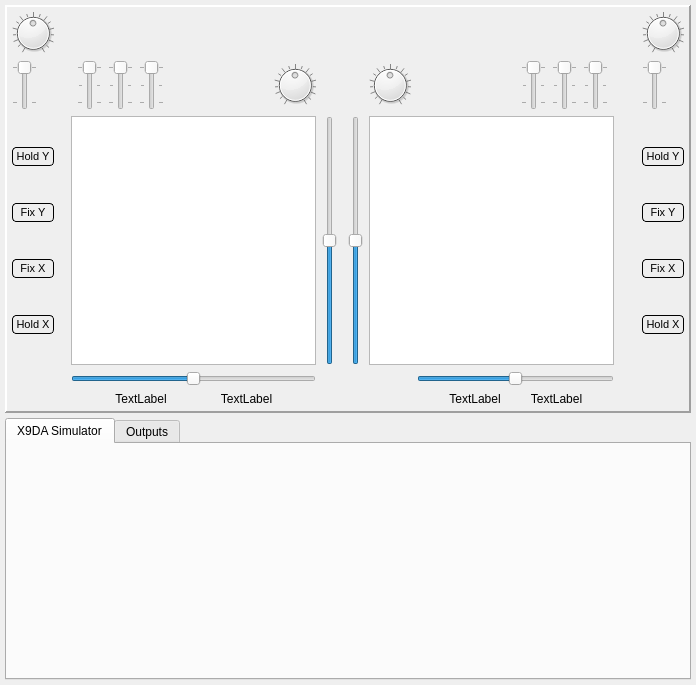
Above: src/xsimulatordialog.ui from roberto1903/companion9x before the change. Below: the same form after it.
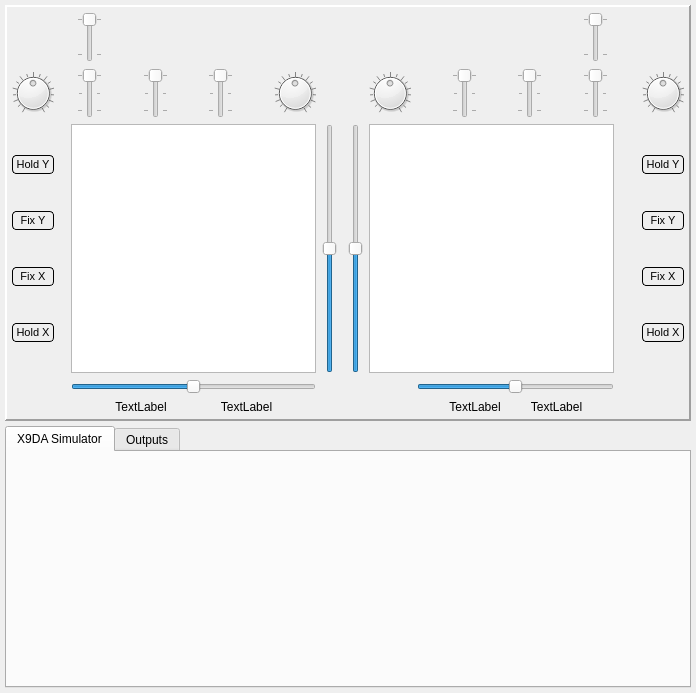
That is the form after the change. Icons and pictures are not drawn. Custom widgets are drawn as their Qt base class.

Commit message: Better layout for taranins simulator

```diff
--- a/src/xsimulatordialog.ui
+++ b/src/xsimulatordialog.ui
@@ -7,7 +7,7 @@
     <x>0</x>
     <y>0</y>
     <width>696</width>
-    <height>685</height>
+    <height>693</height>
    </rect>
   </property>
   <property name="sizePolicy">
@@ -72,8 +72,601 @@
       <property name="spacing">
        <number>6</number>
       </property>
+      <item row="0" column="1">
+       <layout class="QGridLayout" name="gridLayout_2" columnstretch="0,0,0,0,0,0,0,0,0,0,0">
+        <item row="0" column="7">
+         <widget class="QSlider" name="switchH">
+          <property name="sizePolicy">
+           <sizepolicy hsizetype="Fixed" vsizetype="Fixed">
+            <horstretch>0</horstretch>
+            <verstretch>0</verstretch>
+           </sizepolicy>
+          </property>
+          <property name="maximumSize">
+           <size>
+            <width>16777215</width>
+            <height>50</height>
+           </size>
+          </property>
+          <property name="toolTip">
+           <string>SH</string>
+          </property>
+          <property name="styleSheet">
+           <string notr="true"/>
+          </property>
+          <property name="maximum">
+           <number>1</number>
+          </property>
+          <property name="value">
+           <number>0</number>
+          </property>
+          <property name="orientation">
+           <enum>Qt::Vertical</enum>
+          </property>
+          <property name="invertedAppearance">
+           <bool>true</bool>
+          </property>
+          <property name="tickPosition">
+           <enum>QSlider::TicksBothSides</enum>
+          </property>
+          <property name="tickInterval">
+           <number>1</number>
+          </property>
+         </widget>
+        </item>
+        <item row="2" column="4">
+         <spacer name="horizontalSpacer_13">
+          <property name="orientation">
+           <enum>Qt::Horizontal</enum>
+          </property>
+          <property name="sizeHint" stdset="0">
+           <size>
+            <width>40</width>
+            <height>20</height>
+           </size>
+          </property>
+         </spacer>
+        </item>
+        <item row="3" column="1" colspan="8">
+         <widget class="QGraphicsView" name="rightStick">
+          <property name="sizePolicy">
+           <sizepolicy hsizetype="Minimum" vsizetype="Minimum">
+            <horstretch>0</horstretch>
+            <verstretch>0</verstretch>
+           </sizepolicy>
+          </property>
+          <property name="minimumSize">
+           <size>
+            <width>245</width>
+            <height>245</height>
+           </size>
+          </property>
+          <property name="verticalScrollBarPolicy">
+           <enum>Qt::ScrollBarAlwaysOff</enum>
+          </property>
+          <property name="horizontalScrollBarPolicy">
+           <enum>Qt::ScrollBarAlwaysOff</enum>
+          </property>
+         </widget>
+        </item>
+        <item row="3" column="10">
+         <layout class="QVBoxLayout" name="verticalLayout_2">
+          <item>
+           <widget class="QPushButton" name="holdRightY">
+            <property name="font">
+             <font>
+              <pointsize>8</pointsize>
+             </font>
+            </property>
+            <property name="styleSheet">
+             <string notr="true">QPushButton {
+     background-color: #EEEEEE;
+     border-style: outset;
+     border-width: 1px;
+     border-radius: 4px;
+     border-color: black;
+     padding: 2px;
+ } 
+
+QPushButton:checked {
+     background-color: #4CC417;
+     border-style: inset;
+ }</string>
+            </property>
+            <property name="text">
+             <string>Hold Y</string>
+            </property>
+            <property name="checkable">
+             <bool>true</bool>
+            </property>
+           </widget>
+          </item>
+          <item>
+           <widget class="QPushButton" name="FixRightY">
+            <property name="font">
+             <font>
+              <pointsize>8</pointsize>
+             </font>
+            </property>
+            <property name="styleSheet">
+             <string notr="true">QPushButton {
+     background-color: #EEEEEE;
+     border-style: outset;
+     border-width: 1px;
+     border-radius: 4px;
+     border-color: black;
+     padding: 2px;
+ } 
+
+QPushButton:checked {
+     background-color: #4CC417;
+     border-style: inset;
+ }</string>
+            </property>
+            <property name="text">
+             <string>Fix Y</string>
+            </property>
+            <property name="checkable">
+             <bool>true</bool>
+            </property>
+           </widget>
+          </item>
+          <item>
+           <widget class="QPushButton" name="FixRightX">
+            <property name="font">
+             <font>
+              <pointsize>8</pointsize>
+             </font>
+            </property>
+            <property name="styleSheet">
+             <string notr="true">QPushButton {
+     background-color: #EEEEEE;
+     border-style: outset;
+     border-width: 1px;
+     border-radius: 4px;
+     border-color: black;
+     padding: 2px;
+ } 
+
+QPushButton:checked {
+     background-color: #4CC417;
+     border-style: inset;
+ }</string>
+            </property>
+            <property name="text">
+             <string>Fix X</string>
+            </property>
+            <property name="checkable">
+             <bool>true</bool>
+            </property>
+           </widget>
+          </item>
+          <item>
+           <widget class="QPushButton" name="holdRightX">
+            <property name="font">
+             <font>
+              <pointsize>8</pointsize>
+             </font>
+            </property>
+            <property name="styleSheet">
+             <string notr="true">QPushButton {
+     background-color: #EEEEEE;
+     border-style: outset;
+     border-width: 1px;
+     border-radius: 4px;
+     border-color: black;
+     padding: 2px;
+ } 
+
+QPushButton:checked {
+     background-color: #4CC417;
+     border-style: inset;
+ }</string>
+            </property>
+            <property name="text">
+             <string>Hold X</string>
+            </property>
+            <property name="checkable">
+             <bool>true</bool>
+            </property>
+           </widget>
+          </item>
+         </layout>
+        </item>
+        <item row="2" column="2">
+         <spacer name="horizontalSpacer_8">
+          <property name="orientation">
+           <enum>Qt::Horizontal</enum>
+          </property>
+          <property name="sizeHint" stdset="0">
+           <size>
+            <width>40</width>
+            <height>20</height>
+           </size>
+          </property>
+         </spacer>
+        </item>
+        <item row="2" column="5">
+         <widget class="QSlider" name="switchD">
+          <property name="sizePolicy">
+           <sizepolicy hsizetype="Fixed" vsizetype="Fixed">
+            <horstretch>0</horstretch>
+            <verstretch>0</verstretch>
+           </sizepolicy>
+          </property>
+          <property name="maximumSize">
+           <size>
+            <width>16777215</width>
+            <height>50</height>
+           </size>
+          </property>
+          <property name="toolTip">
+           <string>SD</string>
+          </property>
+          <property name="maximum">
+           <number>2</number>
+          </property>
+          <property name="value">
+           <number>0</number>
+          </property>
+          <property name="orientation">
+           <enum>Qt::Vertical</enum>
+          </property>
+          <property name="invertedAppearance">
+           <bool>true</bool>
+          </property>
+          <property name="tickPosition">
+           <enum>QSlider::TicksBothSides</enum>
+          </property>
+          <property name="tickInterval">
+           <number>1</number>
+          </property>
+         </widget>
+        </item>
+        <item row="4" column="2" colspan="7">
+         <widget class="mySlider" name="trimHRight">
+          <property name="toolTip">
+           <string>Right Double Click to Reset</string>
+          </property>
+          <property name="minimum">
+           <number>-125</number>
+          </property>
+          <property name="maximum">
+           <number>125</number>
+          </property>
+          <property name="orientation">
+           <enum>Qt::Horizontal</enum>
+          </property>
+         </widget>
+        </item>
+        <item row="2" column="3">
+         <widget class="QSlider" name="switchC">
+          <property name="sizePolicy">
+           <sizepolicy hsizetype="Fixed" vsizetype="Fixed">
+            <horstretch>0</horstretch>
+            <verstretch>0</verstretch>
+           </sizepolicy>
+          </property>
+          <property name="maximumSize">
+           <size>
+            <width>16777215</width>
+            <height>50</height>
+           </size>
+          </property>
+          <property name="toolTip">
+           <string>SC</string>
+          </property>
+          <property name="maximum">
+           <number>2</number>
+          </property>
+          <property name="value">
+           <number>0</number>
+          </property>
+          <property name="orientation">
+           <enum>Qt::Vertical</enum>
+          </property>
+          <property name="invertedAppearance">
+           <bool>true</bool>
+          </property>
+          <property name="tickPosition">
+           <enum>QSlider::TicksBothSides</enum>
+          </property>
+          <property name="tickInterval">
+           <number>1</number>
+          </property>
+         </widget>
+        </item>
+        <item row="2" column="7">
+         <widget class="QSlider" name="switchG">
+          <property name="sizePolicy">
+           <sizepolicy hsizetype="Fixed" vsizetype="Fixed">
+            <horstretch>0</horstretch>
+            <verstretch>0</verstretch>
+           </sizepolicy>
+          </property>
+          <property name="maximumSize">
+           <size>
+            <width>16777215</width>
+            <height>50</height>
+           </size>
+          </property>
+          <property name="toolTip">
+           <string>SG</string>
+          </property>
+          <property name="maximum">
+           <number>2</number>
+          </property>
+          <property name="value">
+           <number>0</number>
+          </property>
+          <property name="orientation">
+           <enum>Qt::Vertical</enum>
+          </property>
+          <property name="invertedAppearance">
+           <bool>true</bool>
+          </property>
+          <property name="invertedControls">
+           <bool>false</bool>
+          </property>
+          <property name="tickPosition">
+           <enum>QSlider::TicksBothSides</enum>
+          </property>
+          <property name="tickInterval">
+           <number>1</number>
+          </property>
+         </widget>
+        </item>
+        <item row="5" column="2" colspan="7">
+         <layout class="QHBoxLayout" name="horizontalLayout_7">
+          <property name="leftMargin">
+           <number>20</number>
+          </property>
+          <property name="rightMargin">
+           <number>20</number>
+          </property>
+          <item>
+           <widget class="QLabel" name="rightXPerc">
+            <property name="text">
+             <string>TextLabel</string>
+            </property>
+            <property name="alignment">
+             <set>Qt::AlignCenter</set>
+            </property>
+           </widget>
+          </item>
+          <item>
+           <widget class="QLabel" name="rightYPerc">
+            <property name="text">
+             <string>TextLabel</string>
+            </property>
+            <property name="alignment">
+             <set>Qt::AlignCenter</set>
+            </property>
+           </widget>
+          </item>
+         </layout>
+        </item>
+        <item row="3" column="0">
+         <layout class="QHBoxLayout" name="horizontalLayout_5">
+          <item>
+           <spacer name="horizontalSpacer_6">
+            <property name="orientation">
+             <enum>Qt::Horizontal</enum>
+            </property>
+            <property name="sizeHint" stdset="0">
+             <size>
+              <width>10</width>
+              <height>20</height>
+             </size>
+            </property>
+           </spacer>
+          </item>
+          <item>
+           <widget class="mySlider" name="trimVRight">
+            <property name="toolTip">
+             <string>Right Double Click to Reset</string>
+            </property>
+            <property name="minimum">
+             <number>-125</number>
+            </property>
+            <property name="maximum">
+             <number>125</number>
+            </property>
+            <property name="orientation">
+             <enum>Qt::Vertical</enum>
+            </property>
+           </widget>
+          </item>
+         </layout>
+        </item>
+        <item row="2" column="1">
+         <widget class="QDial" name="dialP_2">
+          <property name="sizePolicy">
+           <sizepolicy hsizetype="MinimumExpanding" vsizetype="MinimumExpanding">
+            <horstretch>0</horstretch>
+            <verstretch>0</verstretch>
+           </sizepolicy>
+          </property>
+          <property name="maximumSize">
+           <size>
+            <width>42</width>
+            <height>42</height>
+           </size>
+          </property>
+          <property name="toolTip">
+           <string>S2</string>
+          </property>
+          <property name="minimum">
+           <number>-1024</number>
+          </property>
+          <property name="maximum">
+           <number>1024</number>
+          </property>
+          <property name="pageStep">
+           <number>128</number>
+          </property>
+          <property name="notchTarget">
+           <double>64.000000000000000</double>
+          </property>
+          <property name="notchesVisible">
+           <bool>true</bool>
+          </property>
+         </widget>
+        </item>
+        <item row="3" column="9">
+         <spacer name="horizontalSpacer_9">
+          <property name="orientation">
+           <enum>Qt::Horizontal</enum>
+          </property>
+          <property name="sizeHint" stdset="0">
+           <size>
+            <width>40</width>
+            <height>20</height>
+           </size>
+          </property>
+         </spacer>
+        </item>
+        <item row="2" column="10">
+         <widget class="QDial" name="dialP_4">
+          <property name="sizePolicy">
+           <sizepolicy hsizetype="MinimumExpanding" vsizetype="MinimumExpanding">
+            <horstretch>0</horstretch>
+            <verstretch>0</verstretch>
+           </sizepolicy>
+          </property>
+          <property name="maximumSize">
+           <size>
+            <width>42</width>
+            <height>42</height>
+           </size>
+          </property>
+          <property name="toolTip">
+           <string>SR</string>
+          </property>
+          <property name="minimum">
+           <number>-1024</number>
+          </property>
+          <property name="maximum">
+           <number>1024</number>
+          </property>
+          <property name="pageStep">
+           <number>128</number>
+          </property>
+          <property name="notchTarget">
+           <double>64.000000000000000</double>
+          </property>
+          <property name="notchesVisible">
+           <bool>true</bool>
+          </property>
+         </widget>
+        </item>
+        <item row="2" column="6">
+         <spacer name="horizontalSpacer_14">
+          <property name="orientation">
+           <enum>Qt::Horizontal</enum>
+          </property>
+          <property name="sizeHint" stdset="0">
+           <size>
+            <width>40</width>
+            <height>20</height>
+           </size>
+          </property>
+         </spacer>
+        </item>
+       </layout>
+      </item>
       <item row="0" column="0">
-       <layout class="QGridLayout" name="gridLayout" columnstretch="0,0,0,0,0,0,0,0,0">
+       <layout class="QGridLayout" name="gridLayout" columnstretch="0,0,0,0,0,0,0,0,0,0,0">
+        <item row="0" column="3">
+         <widget class="QSlider" name="switchF">
+          <property name="sizePolicy">
+           <sizepolicy hsizetype="Fixed" vsizetype="Fixed">
+            <horstretch>0</horstretch>
+            <verstretch>0</verstretch>
+           </sizepolicy>
+          </property>
+          <property name="maximumSize">
+           <size>
+            <width>16777215</width>
+            <height>50</height>
+           </size>
+          </property>
+          <property name="toolTip">
+           <string>SF</string>
+          </property>
+          <property name="statusTip">
+           <string>SF</string>
+          </property>
+          <property name="maximum">
+           <number>1</number>
+          </property>
+          <property name="value">
+           <number>0</number>
+          </property>
+          <property name="sliderPosition">
+           <number>0</number>
+          </property>
+          <property name="orientation">
+           <enum>Qt::Vertical</enum>
+          </property>
+          <property name="invertedAppearance">
+           <bool>true</bool>
+          </property>
+          <property name="tickPosition">
+           <enum>QSlider::TicksBothSides</enum>
+          </property>
+          <property name="tickInterval">
+           <number>1</number>
+          </property>
+         </widget>
+        </item>
+        <item row="1" column="4">
+         <spacer name="horizontalSpacer_11">
+          <property name="orientation">
+           <enum>Qt::Horizontal</enum>
+          </property>
+          <property name="sizeHint" stdset="0">
+           <size>
+            <width>40</width>
+            <height>20</height>
+           </size>
+          </property>
+         </spacer>
+        </item>
+        <item row="1" column="0">
+         <widget class="QDial" name="dialP_3">
+          <property name="sizePolicy">
+           <sizepolicy hsizetype="MinimumExpanding" vsizetype="MinimumExpanding">
+            <horstretch>0</horstretch>
+            <verstretch>0</verstretch>
+           </sizepolicy>
+          </property>
+          <property name="maximumSize">
+           <size>
+            <width>42</width>
+            <height>42</height>
+           </size>
+          </property>
+          <property name="toolTip">
+           <string>SL</string>
+          </property>
+          <property name="minimum">
+           <number>-1024</number>
+          </property>
+          <property name="maximum">
+           <number>1024</number>
+          </property>
+          <property name="pageStep">
+           <number>128</number>
+          </property>
+          <property name="notchTarget">
+           <double>64.000000000000000</double>
+          </property>
+          <property name="notchesVisible">
+           <bool>true</bool>
+          </property>
+         </widget>
+        </item>
         <item row="2" column="0">
          <layout class="QVBoxLayout" name="verticalLayout">
           <item>
@@ -198,7 +791,7 @@
           </item>
          </layout>
         </item>
-        <item row="1" column="6">
+        <item row="1" column="8">
          <spacer name="horizontalSpacer_7">
           <property name="orientation">
            <enum>Qt::Horizontal</enum>
@@ -211,7 +804,7 @@
           </property>
          </spacer>
         </item>
-        <item row="1" column="7">
+        <item row="1" column="9">
          <widget class="QDial" name="dialP_1">
           <property name="sizePolicy">
            <sizepolicy hsizetype="MinimumExpanding" vsizetype="MinimumExpanding">
@@ -245,7 +838,7 @@
           </property>
          </widget>
         </item>
-        <item row="8" column="2" colspan="6">
+        <item row="8" column="2" colspan="8">
          <layout class="QHBoxLayout" name="horizontalLayout_6">
           <property name="leftMargin">
            <number>20</number>
@@ -275,7 +868,7 @@
           </item>
          </layout>
         </item>
-        <item row="1" column="5">
+        <item row="1" column="7">
          <widget class="QSlider" name="switchB">
           <property name="sizePolicy">
            <sizepolicy hsizetype="Fixed" vsizetype="Fixed">
@@ -312,7 +905,7 @@
           </property>
          </widget>
         </item>
-        <item row="2" column="2" colspan="6">
+        <item row="2" column="2" colspan="8">
          <widget class="QGraphicsView" name="leftStick">
           <property name="minimumSize">
            <size>
@@ -365,7 +958,7 @@
           </property>
          </widget>
         </item>
-        <item row="1" column="4">
+        <item row="1" column="5">
          <widget class="QSlider" name="switchA">
           <property name="sizePolicy">
            <sizepolicy hsizetype="Fixed" vsizetype="Fixed">
@@ -402,7 +995,7 @@
           </property>
          </widget>
         </item>
-        <item row="3" column="2" colspan="6">
+        <item row="3" column="2" colspan="8">
          <widget class="mySlider" name="trimHLeft">
           <property name="toolTip">
            <string>Right Double Click to Reset</string>
@@ -418,84 +1011,7 @@
           </property>
          </widget>
         </item>
-        <item row="1" column="0">
-         <widget class="QSlider" name="switchF">
-          <property name="sizePolicy">
-           <sizepolicy hsizetype="Fixed" vsizetype="Fixed">
-            <horstretch>0</horstretch>
-            <verstretch>0</verstretch>
-           </sizepolicy>
-          </property>
-          <property name="maximumSize">
-           <size>
-            <width>16777215</width>
-            <height>50</height>
-           </size>
-          </property>
-          <property name="toolTip">
-           <string>SF</string>
-          </property>
-          <property name="statusTip">
-           <string>SF</string>
-          </property>
-          <property name="maximum">
-           <number>1</number>
-          </property>
-          <property name="value">
-           <number>0</number>
-          </property>
-          <property name="sliderPosition">
-           <number>0</number>
-          </property>
-          <property name="orientation">
-           <enum>Qt::Vertical</enum>
-          </property>
-          <property name="invertedAppearance">
-           <bool>true</bool>
-          </property>
-          <property name="tickPosition">
-           <enum>QSlider::TicksBothSides</enum>
-          </property>
-          <property name="tickInterval">
-           <number>1</number>
-          </property>
-         </widget>
-        </item>
-        <item row="0" column="0">
-         <widget class="QDial" name="dialP_3">
-          <property name="sizePolicy">
-           <sizepolicy hsizetype="MinimumExpanding" vsizetype="MinimumExpanding">
-            <horstretch>0</horstretch>
-            <verstretch>0</verstretch>
-           </sizepolicy>
-          </property>
-          <property name="maximumSize">
-           <size>
-            <width>42</width>
-            <height>42</height>
-           </size>
-          </property>
-          <property name="toolTip">
-           <string>SL</string>
-          </property>
-          <property name="minimum">
-           <number>-1024</number>
-          </property>
-          <property name="maximum">
-           <number>1024</number>
-          </property>
-          <property name="pageStep">
-           <number>128</number>
-          </property>
-          <property name="notchTarget">
-           <double>64.000000000000000</double>
-          </property>
-          <property name="notchesVisible">
-           <bool>true</bool>
-          </property>
-         </widget>
-        </item>
-        <item row="2" column="8">
+        <item row="2" column="10">
          <layout class="QHBoxLayout" name="horizontalLayout_2">
           <item>
            <widget class="mySlider" name="trimVLeft">
@@ -550,472 +1066,8 @@
           </property>
          </spacer>
         </item>
-       </layout>
-      </item>
-      <item row="0" column="1">
-       <layout class="QGridLayout" name="gridLayout_2" columnstretch="0,0,0,0,0,0,0,0,0">
-        <item row="2" column="1" colspan="6">
-         <widget class="QGraphicsView" name="rightStick">
-          <property name="sizePolicy">
-           <sizepolicy hsizetype="Minimum" vsizetype="Minimum">
-            <horstretch>0</horstretch>
-            <verstretch>0</verstretch>
-           </sizepolicy>
-          </property>
-          <property name="minimumSize">
-           <size>
-            <width>245</width>
-            <height>245</height>
-           </size>
-          </property>
-          <property name="verticalScrollBarPolicy">
-           <enum>Qt::ScrollBarAlwaysOff</enum>
-          </property>
-          <property name="horizontalScrollBarPolicy">
-           <enum>Qt::ScrollBarAlwaysOff</enum>
-          </property>
-         </widget>
-        </item>
-        <item row="2" column="8">
-         <layout class="QVBoxLayout" name="verticalLayout_2">
-          <item>
-           <widget class="QPushButton" name="holdRightY">
-            <property name="font">
-             <font>
-              <pointsize>8</pointsize>
-             </font>
-            </property>
-            <property name="styleSheet">
-             <string notr="true">QPushButton {
-     background-color: #EEEEEE;
-     border-style: outset;
-     border-width: 1px;
-     border-radius: 4px;
-     border-color: black;
-     padding: 2px;
- } 
-
-QPushButton:checked {
-     background-color: #4CC417;
-     border-style: inset;
- }</string>
-            </property>
-            <property name="text">
-             <string>Hold Y</string>
-            </property>
-            <property name="checkable">
-             <bool>true</bool>
-            </property>
-           </widget>
-          </item>
-          <item>
-           <widget class="QPushButton" name="FixRightY">
-            <property name="font">
-             <font>
-              <pointsize>8</pointsize>
-             </font>
-            </property>
-            <property name="styleSheet">
-             <string notr="true">QPushButton {
-     background-color: #EEEEEE;
-     border-style: outset;
-     border-width: 1px;
-     border-radius: 4px;
-     border-color: black;
-     padding: 2px;
- } 
-
-QPushButton:checked {
-     background-color: #4CC417;
-     border-style: inset;
- }</string>
-            </property>
-            <property name="text">
-             <string>Fix Y</string>
-            </property>
-            <property name="checkable">
-             <bool>true</bool>
-            </property>
-           </widget>
-          </item>
-          <item>
-           <widget class="QPushButton" name="FixRightX">
-            <property name="font">
-             <font>
-              <pointsize>8</pointsize>
-             </font>
-            </property>
-            <property name="styleSheet">
-             <string notr="true">QPushButton {
-     background-color: #EEEEEE;
-     border-style: outset;
-     border-width: 1px;
-     border-radius: 4px;
-     border-color: black;
-     padding: 2px;
- } 
-
-QPushButton:checked {
-     background-color: #4CC417;
-     border-style: inset;
- }</string>
-            </property>
-            <property name="text">
-             <string>Fix X</string>
-            </property>
-            <property name="checkable">
-             <bool>true</bool>
-            </property>
-           </widget>
-          </item>
-          <item>
-           <widget class="QPushButton" name="holdRightX">
-            <property name="font">
-             <font>
-              <pointsize>8</pointsize>
-             </font>
-            </property>
-            <property name="styleSheet">
-             <string notr="true">QPushButton {
-     background-color: #EEEEEE;
-     border-style: outset;
-     border-width: 1px;
-     border-radius: 4px;
-     border-color: black;
-     padding: 2px;
- } 
-
-QPushButton:checked {
-     background-color: #4CC417;
-     border-style: inset;
- }</string>
-            </property>
-            <property name="text">
-             <string>Hold X</string>
-            </property>
-            <property name="checkable">
-             <bool>true</bool>
-            </property>
-           </widget>
-          </item>
-         </layout>
-        </item>
-        <item row="1" column="2">
-         <spacer name="horizontalSpacer_8">
-          <property name="orientation">
-           <enum>Qt::Horizontal</enum>
-          </property>
-          <property name="sizeHint" stdset="0">
-           <size>
-            <width>40</width>
-            <height>20</height>
-           </size>
-          </property>
-         </spacer>
-        </item>
-        <item row="1" column="4">
-         <widget class="QSlider" name="switchD">
-          <property name="sizePolicy">
-           <sizepolicy hsizetype="Fixed" vsizetype="Fixed">
-            <horstretch>0</horstretch>
-            <verstretch>0</verstretch>
-           </sizepolicy>
-          </property>
-          <property name="maximumSize">
-           <size>
-            <width>16777215</width>
-            <height>50</height>
-           </size>
-          </property>
-          <property name="toolTip">
-           <string>SD</string>
-          </property>
-          <property name="maximum">
-           <number>2</number>
-          </property>
-          <property name="value">
-           <number>0</number>
-          </property>
-          <property name="orientation">
-           <enum>Qt::Vertical</enum>
-          </property>
-          <property name="invertedAppearance">
-           <bool>true</bool>
-          </property>
-          <property name="tickPosition">
-           <enum>QSlider::TicksBothSides</enum>
-          </property>
-          <property name="tickInterval">
-           <number>1</number>
-          </property>
-         </widget>
-        </item>
-        <item row="3" column="2" colspan="5">
-         <widget class="mySlider" name="trimHRight">
-          <property name="toolTip">
-           <string>Right Double Click to Reset</string>
-          </property>
-          <property name="minimum">
-           <number>-125</number>
-          </property>
-          <property name="maximum">
-           <number>125</number>
-          </property>
-          <property name="orientation">
-           <enum>Qt::Horizontal</enum>
-          </property>
-         </widget>
-        </item>
-        <item row="1" column="3">
-         <widget class="QSlider" name="switchC">
-          <property name="sizePolicy">
-           <sizepolicy hsizetype="Fixed" vsizetype="Fixed">
-            <horstretch>0</horstretch>
-            <verstretch>0</verstretch>
-           </sizepolicy>
-          </property>
-          <property name="maximumSize">
-           <size>
-            <width>16777215</width>
-            <height>50</height>
-           </size>
-          </property>
-          <property name="toolTip">
-           <string>SC</string>
-          </property>
-          <property name="maximum">
-           <number>2</number>
-          </property>
-          <property name="value">
-           <number>0</number>
-          </property>
-          <property name="orientation">
-           <enum>Qt::Vertical</enum>
-          </property>
-          <property name="invertedAppearance">
-           <bool>true</bool>
-          </property>
-          <property name="tickPosition">
-           <enum>QSlider::TicksBothSides</enum>
-          </property>
-          <property name="tickInterval">
-           <number>1</number>
-          </property>
-         </widget>
-        </item>
-        <item row="1" column="5">
-         <widget class="QSlider" name="switchG">
-          <property name="sizePolicy">
-           <sizepolicy hsizetype="Fixed" vsizetype="Fixed">
-            <horstretch>0</horstretch>
-            <verstretch>0</verstretch>
-           </sizepolicy>
-          </property>
-          <property name="maximumSize">
-           <size>
-            <width>16777215</width>
-            <height>50</height>
-           </size>
-          </property>
-          <property name="toolTip">
-           <string>SG</string>
-          </property>
-          <property name="maximum">
-           <number>2</number>
-          </property>
-          <property name="value">
-           <number>0</number>
-          </property>
-          <property name="orientation">
-           <enum>Qt::Vertical</enum>
-          </property>
-          <property name="invertedAppearance">
-           <bool>true</bool>
-          </property>
-          <property name="invertedControls">
-           <bool>false</bool>
-          </property>
-          <property name="tickPosition">
-           <enum>QSlider::TicksBothSides</enum>
-          </property>
-          <property name="tickInterval">
-           <number>1</number>
-          </property>
-         </widget>
-        </item>
-        <item row="4" column="2" colspan="5">
-         <layout class="QHBoxLayout" name="horizontalLayout_7">
-          <property name="leftMargin">
-           <number>20</number>
-          </property>
-          <property name="rightMargin">
-           <number>20</number>
-          </property>
-          <item>
-           <widget class="QLabel" name="rightXPerc">
-            <property name="text">
-             <string>TextLabel</string>
-            </property>
-            <property name="alignment">
-             <set>Qt::AlignCenter</set>
-            </property>
-           </widget>
-          </item>
-          <item>
-           <widget class="QLabel" name="rightYPerc">
-            <property name="text">
-             <string>TextLabel</string>
-            </property>
-            <property name="alignment">
-             <set>Qt::AlignCenter</set>
-            </property>
-           </widget>
-          </item>
-         </layout>
-        </item>
-        <item row="1" column="8">
-         <widget class="QSlider" name="switchH">
-          <property name="sizePolicy">
-           <sizepolicy hsizetype="Fixed" vsizetype="Fixed">
-            <horstretch>0</horstretch>
-            <verstretch>0</verstretch>
-           </sizepolicy>
-          </property>
-          <property name="maximumSize">
-           <size>
-            <width>16777215</width>
-            <height>50</height>
-           </size>
-          </property>
-          <property name="toolTip">
-           <string>SH</string>
-          </property>
-          <property name="styleSheet">
-           <string notr="true"/>
-          </property>
-          <property name="maximum">
-           <number>1</number>
-          </property>
-          <property name="value">
-           <number>0</number>
-          </property>
-          <property name="orientation">
-           <enum>Qt::Vertical</enum>
-          </property>
-          <property name="invertedAppearance">
-           <bool>true</bool>
-          </property>
-          <property name="tickPosition">
-           <enum>QSlider::TicksBothSides</enum>
-          </property>
-          <property name="tickInterval">
-           <number>1</number>
-          </property>
-         </widget>
-        </item>
-        <item row="0" column="8">
-         <widget class="QDial" name="dialP_4">
-          <property name="sizePolicy">
-           <sizepolicy hsizetype="MinimumExpanding" vsizetype="MinimumExpanding">
-            <horstretch>0</horstretch>
-            <verstretch>0</verstretch>
-           </sizepolicy>
-          </property>
-          <property name="maximumSize">
-           <size>
-            <width>42</width>
-            <height>42</height>
-           </size>
-          </property>
-          <property name="toolTip">
-           <string>SR</string>
-          </property>
-          <property name="minimum">
-           <number>-1024</number>
-          </property>
-          <property name="maximum">
-           <number>1024</number>
-          </property>
-          <property name="pageStep">
-           <number>128</number>
-          </property>
-          <property name="notchTarget">
-           <double>64.000000000000000</double>
-          </property>
-          <property name="notchesVisible">
-           <bool>true</bool>
-          </property>
-         </widget>
-        </item>
-        <item row="2" column="0">
-         <layout class="QHBoxLayout" name="horizontalLayout_5">
-          <item>
-           <spacer name="horizontalSpacer_6">
-            <property name="orientation">
-             <enum>Qt::Horizontal</enum>
-            </property>
-            <property name="sizeHint" stdset="0">
-             <size>
-              <width>10</width>
-              <height>20</height>
-             </size>
-            </property>
-           </spacer>
-          </item>
-          <item>
-           <widget class="mySlider" name="trimVRight">
-            <property name="toolTip">
-             <string>Right Double Click to Reset</string>
-            </property>
-            <property name="minimum">
-             <number>-125</number>
-            </property>
-            <property name="maximum">
-             <number>125</number>
-            </property>
-            <property name="orientation">
-             <enum>Qt::Vertical</enum>
-            </property>
-           </widget>
-          </item>
-         </layout>
-        </item>
-        <item row="1" column="1">
-         <widget class="QDial" name="dialP_2">
-          <property name="sizePolicy">
-           <sizepolicy hsizetype="MinimumExpanding" vsizetype="MinimumExpanding">
-            <horstretch>0</horstretch>
-            <verstretch>0</verstretch>
-           </sizepolicy>
-          </property>
-          <property name="maximumSize">
-           <size>
-            <width>42</width>
-            <height>42</height>
-           </size>
-          </property>
-          <property name="toolTip">
-           <string>S2</string>
-          </property>
-          <property name="minimum">
-           <number>-1024</number>
-          </property>
-          <property name="maximum">
-           <number>1024</number>
-          </property>
-          <property name="pageStep">
-           <number>128</number>
-          </property>
-          <property name="notchTarget">
-           <double>64.000000000000000</double>
-          </property>
-          <property name="notchesVisible">
-           <bool>true</bool>
-          </property>
-         </widget>
-        </item>
-        <item row="2" column="7">
-         <spacer name="horizontalSpacer_9">
+        <item row="1" column="6">
+         <spacer name="horizontalSpacer_12">
           <property name="orientation">
            <enum>Qt::Horizontal</enum>
           </property>
```
